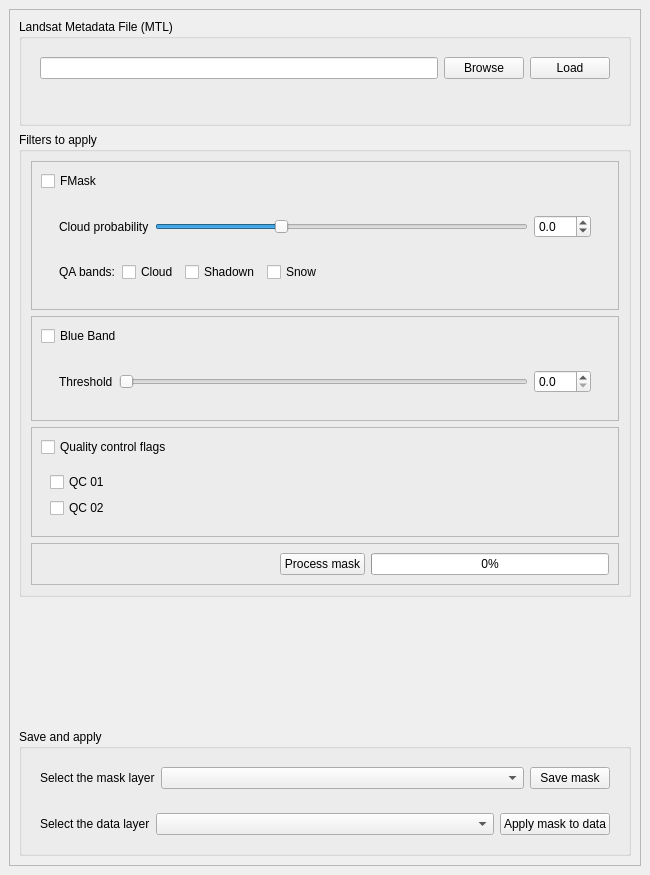
Before: the Qt Designer form cloud_masking_dockwidget_base.ui in SMByC/CloudMasking, drawn with Qt 5.
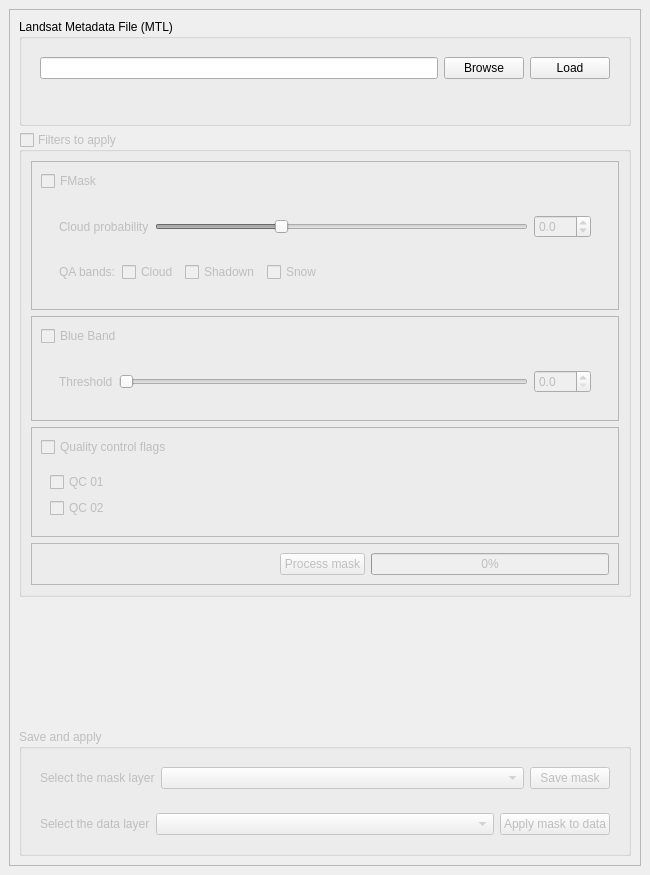
After: the same form once the commit is applied. Custom widgets are drawn as their Qt base class.

Commit message: Synchronize the filters to apply with load MTL

What changed in the file:
```diff
--- a/cloud_masking_dockwidget_base.ui
+++ b/cloud_masking_dockwidget_base.ui
@@ -123,9 +123,18 @@
         </item>
         <item>
          <widget class="QGroupBox" name="groupBox_Filters">
+          <property name="enabled">
+           <bool>false</bool>
+          </property>
           <property name="title">
            <string>Filters to apply</string>
           </property>
+          <property name="checkable">
+           <bool>true</bool>
+          </property>
+          <property name="checked">
+           <bool>false</bool>
+          </property>
           <layout class="QGridLayout" name="gridLayout_2">
            <item row="5" column="1" rowspan="3">
             <widget class="QFrame" name="frame">
@@ -244,9 +253,6 @@
              <layout class="QGridLayout" name="gridLayout_8">
               <item row="0" column="0">
                <widget class="QCheckBox" name="checkBox_FMask">
-                <property name="enabled">
-                 <bool>true</bool>
-                </property>
                 <property name="text">
                  <string>FMask</string>
                 </property>
@@ -413,6 +419,9 @@
         </item>
         <item>
          <widget class="QGroupBox" name="groupBox_SaveApply">
+          <property name="enabled">
+           <bool>false</bool>
+          </property>
           <property name="title">
            <string>Save and apply</string>
           </property>
```
The commit also changes 1 other file.
